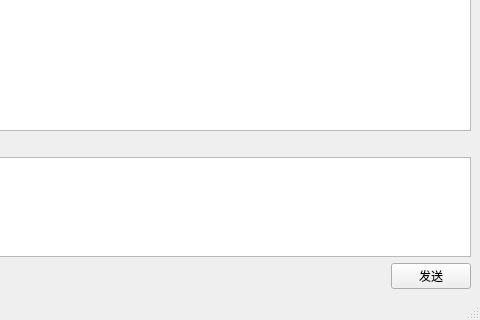
The window that debugwindow.ui (easyiotmaster/easyapp) describes before a commit, drawn with Qt 5; both pictures show x 243 to 723 and y 209 to 529 of the 723 by 529 pixel window.
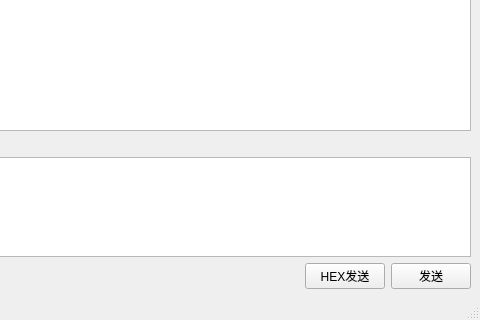
The same window after the commit.

What changed in the file:
```diff
--- a/debugwindow.ui
+++ b/debugwindow.ui
@@ -91,6 +91,13 @@
         </property>
        </spacer>
       </item>
+      <item>
+       <widget class="QPushButton" name="btn_hex_send">
+        <property name="text">
+         <string>HEX发送</string>
+        </property>
+       </widget>
+      </item>
       <item>
        <widget class="QPushButton" name="btn_send">
         <property name="text">
```
